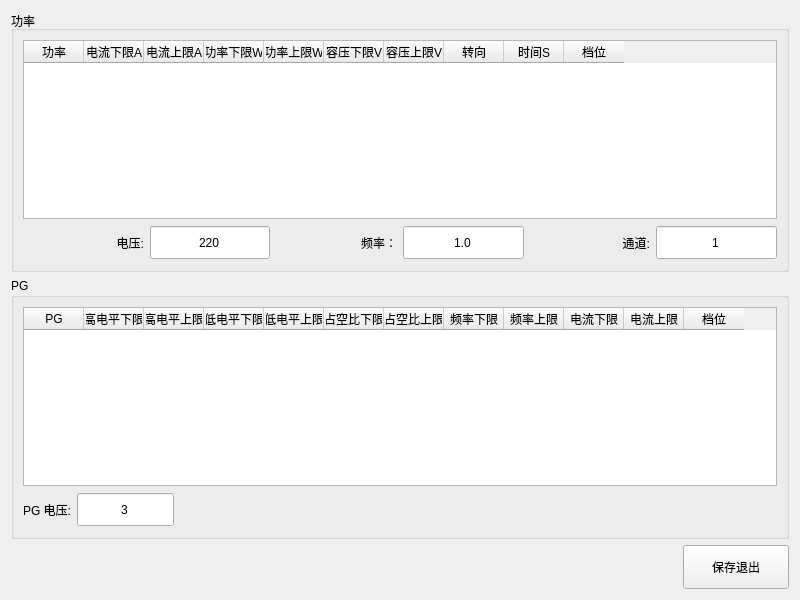
bloglink/aip-tester, file PagePwr.ui: the form before one commit.
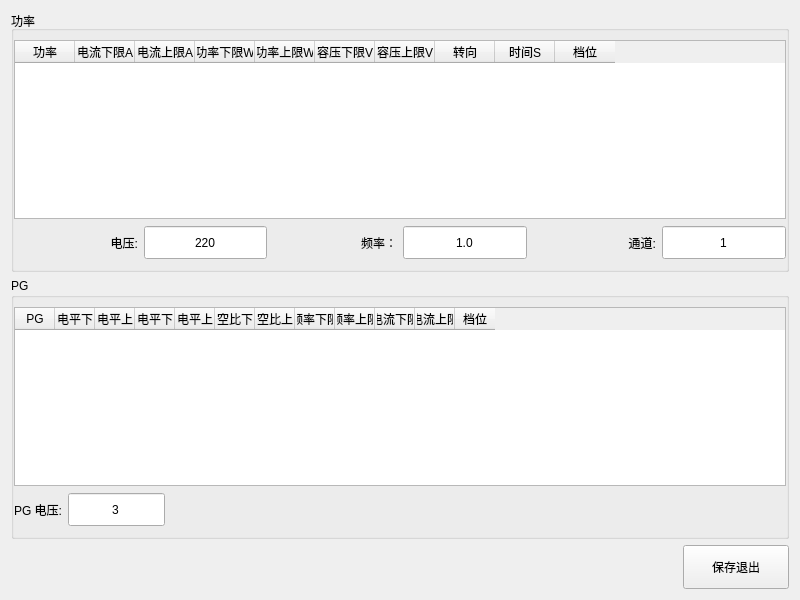
The form after the commit.

```diff
--- a/PagePwr.ui
+++ b/PagePwr.ui
@@ -33,6 +33,12 @@
       <string>功率</string>
      </property>
      <layout class="QGridLayout" name="gridLayout_3">
+      <property name="leftMargin">
+       <number>0</number>
+      </property>
+      <property name="rightMargin">
+       <number>0</number>
+      </property>
       <item row="0" column="0" colspan="6">
        <widget class="QTableWidget" name="TabParams">
         <property name="focusPolicy">
@@ -309,6 +315,12 @@
       <string>PG</string>
      </property>
      <layout class="QGridLayout" name="gridLayout_2">
+      <property name="leftMargin">
+       <number>0</number>
+      </property>
+      <property name="rightMargin">
+       <number>0</number>
+      </property>
       <item row="1" column="0">
        <widget class="QLabel" name="label">
         <property name="text">
@@ -360,7 +372,7 @@
       <item row="0" column="0" colspan="3">
        <widget class="QTableWidget" name="PGParams">
         <attribute name="horizontalHeaderDefaultSectionSize">
-         <number>60</number>
+         <number>40</number>
         </attribute>
         <column>
          <property name="text">
```
